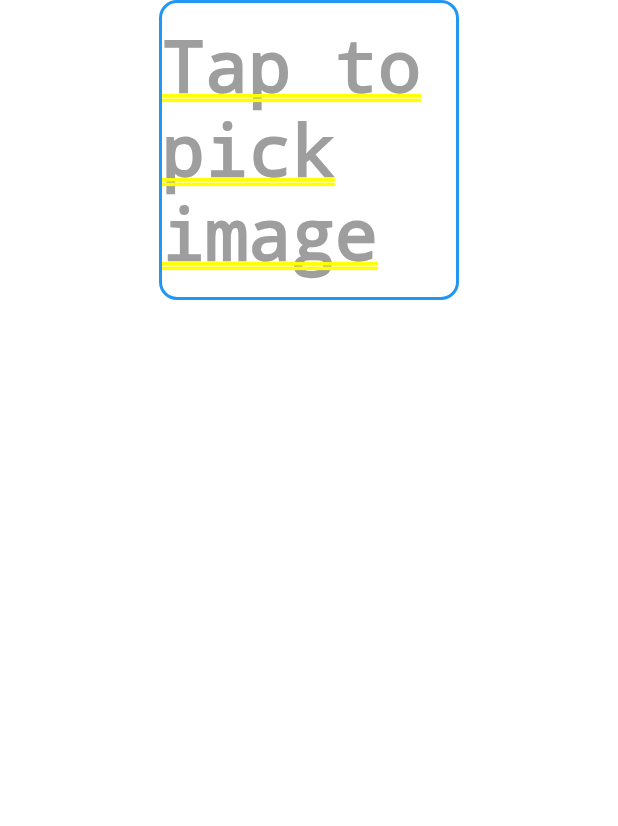
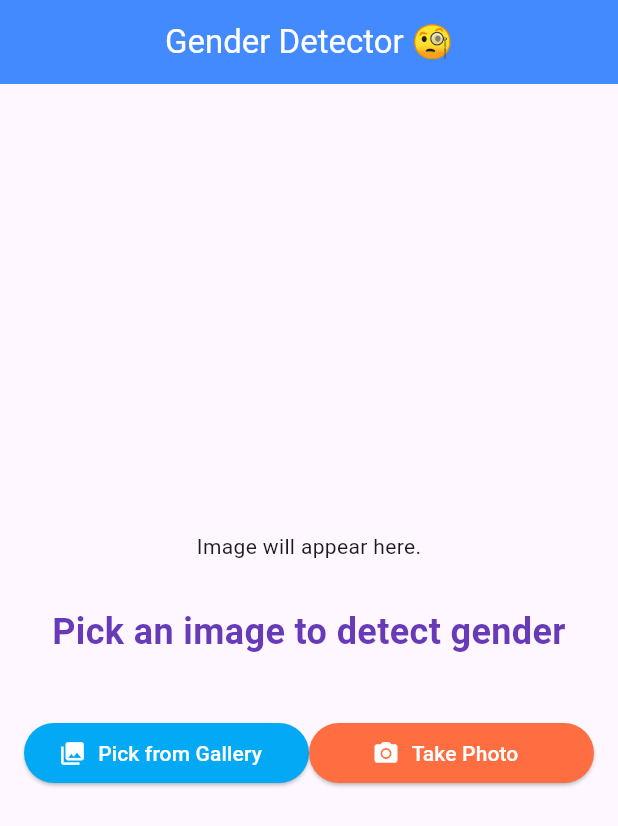
Before and after one commit to kuldeepvrin/image_detection, a Flutter app: the screen it shows after launch, on a phone screen of 412 x 824 dp. Shown: the top 826 px of the screen. Run offline on Flutter 3.47's test engine with Material 3 defaults, Android fonts, the phone set to English and light mode, and no system bars; our stand-ins replace get, image_picker; missing offline and left inert: tflite_flutter.

Commit message:
feat: detection screen added and model tflite create todo

```diff
--- /dev/null
+++ b/assets/labels.txt
@@ -0,0 +1,2 @@
+Male
+Female
--- /dev/null
+++ b/lib/custom_pick/detection_screen.dart
@@ -0,0 +1,127 @@
+import 'dart:io';
+
+import 'package:flutter/material.dart';
+import 'package:image_picker/image_picker.dart';
+
+import 'gender_detector.dart'; // Your detector class
+
+class GenderDetectionScreen extends StatefulWidget {
+  const GenderDetectionScreen({super.key});
+
+  @override
+  State<GenderDetectionScreen> createState() => _GenderDetectionScreenState();
+}
+
+class _GenderDetectionScreenState extends State<GenderDetectionScreen> {
+  File? _image;
+  String _detectionResult = 'Pick an image to detect gender';
+  // bool _isLoadingImage = false;
+  final GenderDetector _detector = GenderDetector();
+  bool _isLoadingModel = true;
+
+  @override
+  void initState() {
+    super.initState();
+    _initModel();
+  }
+
+  Future<void> _initModel() async {
+    await _detector.loadModel();
+    setState(() {
+      _isLoadingModel = false;
+    });
+  }
+
+  @override
+  void dispose() {
+    _detector.dispose();
+    super.dispose();
+  }
+
+  Future<void> _pickImage(ImageSource source) async {
+    if (_isLoadingModel) {
+      return;
+    }
+
+    final picker = ImagePicker();
+    final pickedFile = await picker.pickImage(source: ImageSource.gallery);
+
+    if (pickedFile != null) {
+      setState(() {
+        _image = File(pickedFile.path);
+        _detectionResult = 'Detecting gender...';
+      });
+
+      String result = await _detector.detectGender(_image!);
+      setState(() {
+        _detectionResult = 'Detected: $result';
+      });
+    } else {
+      setState(() {
+        _detectionResult = 'No image selected.';
+        _image = null;
+      });
+    }
+  }
+
+  @override
+  Widget build(BuildContext context) {
+    return Scaffold(
+      appBar: AppBar(
+        title: const Text('Gender Detector 🧐'),
+        backgroundColor: Colors.blueAccent,
+        foregroundColor: Colors.white,
+        centerTitle: true,
+      ),
+      body: Center(
+        child: Padding(
+          padding: const EdgeInsets.all(16.0),
+          child: Column(
+            mainAxisAlignment: MainAxisAlignment.center,
+            children: <Widget>[
+              // Display the picked image
+              _image == null
+                  ? const Text('Image will appear here.')
+                  : Image.file(_image!, height: 200, width: 200, fit: BoxFit.cover),
+              const SizedBox(height: 30),
+
+              // Display the detection result
+              Text(
+                _detectionResult,
+                style: const TextStyle(fontSize: 24, fontWeight: FontWeight.bold, color: Colors.deepPurple),
+                textAlign: TextAlign.center,
+              ),
+              const SizedBox(height: 40),
+
+              // Buttons to pick images
+              Row(
+                mainAxisAlignment: MainAxisAlignment.spaceEvenly,
+                children: [
+                  Expanded(
+                    child: ElevatedButton.icon(
+                      onPressed: _isLoadingModel ? null : () => _pickImage(ImageSource.gallery),
+                      icon: const Icon(Icons.photo_library),
+                      label: const Text('Pick from Gallery'),
+                      style: ElevatedButton.styleFrom(backgroundColor: Colors.lightBlue, foregroundColor: Colors.white),
+                    ),
+                  ),
+                  Expanded(
+                    child: ElevatedButton.icon(
+                      onPressed: _isLoadingModel ? null : () => _pickImage(ImageSource.camera),
+                      icon: const Icon(Icons.camera_alt),
+                      label: const Text('Take Photo'),
+                      style: ElevatedButton.styleFrom(
+                        backgroundColor: Colors.deepOrangeAccent,
+                        foregroundColor: Colors.white,
+                      ),
+                    ),
+                  ),
+                ],
+              ),
+            ],
+          ),
+        ),
+      ),
+    );
+  }
+}
--- a/lib/image_picker_widget/image_picker_box.dart
+++ b/lib/image_picker_widget/image_picker_box.dart
@@ -74,8 +74,11 @@ class _ImagePickerBoxState extends State<ImagePickerBox> {
 
   @override
   Widget build(BuildContext context) {
-    return Center(
+    return Scaffold(
+      appBar: AppBar(title: const Text("Gender Detection"), centerTitle: true),
+      body: Center(
         child: Column(
+          mainAxisAlignment: MainAxisAlignment.center,
           children: [
             GestureDetector(
               onTap: _pickImage,
@@ -107,6 +110,7 @@ class _ImagePickerBoxState extends State<ImagePickerBox> {
               Text('Detected: $_gender', style: const TextStyle(fontSize: 18, fontWeight: FontWeight.bold)),
             // debugPrint(_gender);
           ],
+        ),
       ),
     );
   }
--- a/lib/main.dart
+++ b/lib/main.dart
@@ -1,12 +1,13 @@
 import 'package:flutter/material.dart';
 import 'package:get/get.dart';
-import 'package:image_detection/image_picker_widget/image_picker_box.dart';
+import 'package:image_detection/custom_pick/detection_screen.dart';
+import 'package:image_detection/image_picker_widget/image_service.dart';
 
 void main() {
-  // WidgetsFlutterBinding.ensureInitialized();
+  WidgetsFlutterBinding.ensureInitialized();
   //
   // // Register the ImageService
-  // Get.put(ImageService());
+  Get.put(ImageService());
   runApp(const MyApp());
 }
 
@@ -17,9 +18,11 @@ class MyApp extends StatelessWidget {
   @override
   Widget build(BuildContext context) {
     return GetMaterialApp(
+      debugShowCheckedModeBanner: false,
+      themeMode: ThemeMode.light,
       title: 'Flutter Demo',
       theme: ThemeData(colorScheme: ColorScheme.fromSeed(seedColor: Colors.deepPurple)),
-      home: ImagePickerBox(),
+      home: GenderDetectionScreen(),
     );
   }
 }
--- a/pubspec.yaml
+++ b/pubspec.yaml
@@ -38,6 +38,8 @@ dependencies:
   get: ^4.6.1
   http:
   tflite_flutter: ^0.11.0
+  image: ^4.5.4
+#  tflite_flutter_helper_plus: ^0.0.2
 #  tflite: ^1.1.2
 
 dev_dependencies:
@@ -63,8 +65,8 @@ flutter:
   uses-material-design: true
 
   # To add assets to your application, add an assets section, like this:
-  # assets:
-  #   - images/a_dot_burr.jpeg
+  assets:
+    - assets/
   #   - images/a_dot_ham.jpeg
 
   # An image asset can refer to one or more resolution-specific "variants", see
```
Also changed, not shown: lib/custom_pick/gender_detector.dart (added, +93 -0 lines), lib/custom_pick/image_picker_screen.dart (added, +103 -0 lines), pubspec.lock. Lines whose indentation alone changed are shown as unchanged.
